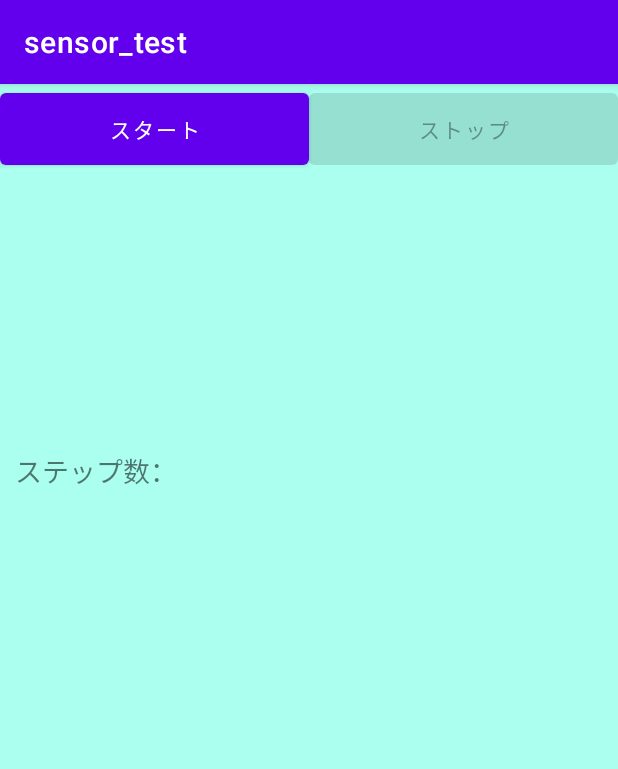
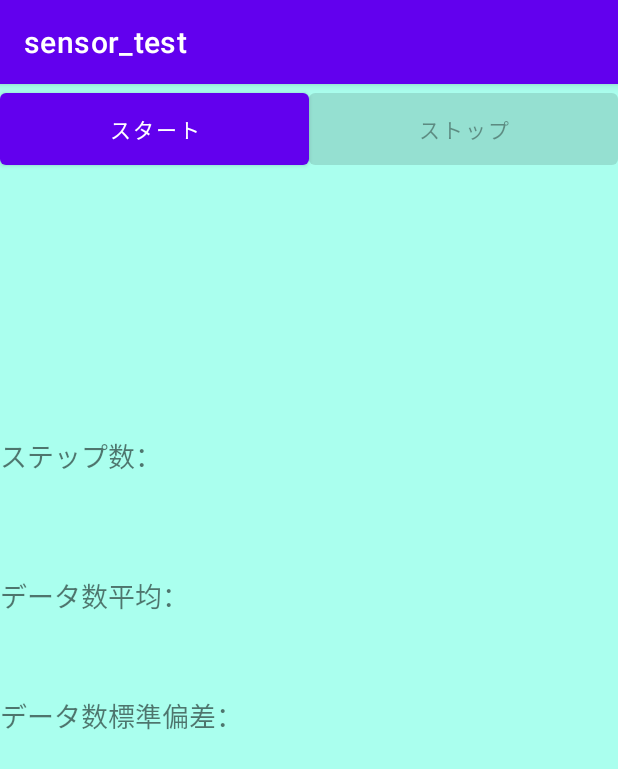
Before and after one commit to SuzunaIeiri/sensor-test, an Android app: the screen it shows after launch (MainActivity), on a phone screen of 412 x 824 dp. Shown: the top 769 px of the screen. Run offline under Robolectric (Android 15) with nearby library versions, the light colour scheme and no system bars.

Commit message:
20230109 データの数の平均と標準偏差を算出　#1

```diff
--- a/app/src/main/res/layout/activity_main.xml
+++ b/app/src/main/res/layout/activity_main.xml
@@ -54,19 +54,26 @@
         android:layout_height="174dp"
         android:textSize="18sp" />
 
-    <LinearLayout
+
+    <TextView
+        android:id="@+id/textView_step"
         android:layout_width="match_parent"
-        android:layout_height="67dp"
-        android:layout_margin="10dp"
-        android:orientation="vertical">
+        android:layout_height="93dp"
+        android:text="ステップ数："
+        android:textSize="18sp" />
 
-        <TextView
-            android:id="@+id/textView_hosu"
-            android:layout_width="208dp"
-            android:layout_height="match_parent"
-            android:text="ステップ数："
-            android:textSize="18sp" />
+    <TextView
+        android:id="@+id/textView_average"
+        android:layout_width="match_parent"
+        android:layout_height="80dp"
+        android:text="データ数平均："
+        android:textSize="18sp" />
 
+    <TextView
+        android:id="@+id/textView_stdDev"
+        android:layout_width="match_parent"
+        android:layout_height="80dp"
+        android:text="データ数標準偏差："
+        android:textSize="18sp" />
 
-    </LinearLayout>
 </LinearLayout>
```
Also changed, not shown: app/src/main/java/com/example/sensor_test/MainActivity.java (+37 -14 lines).
